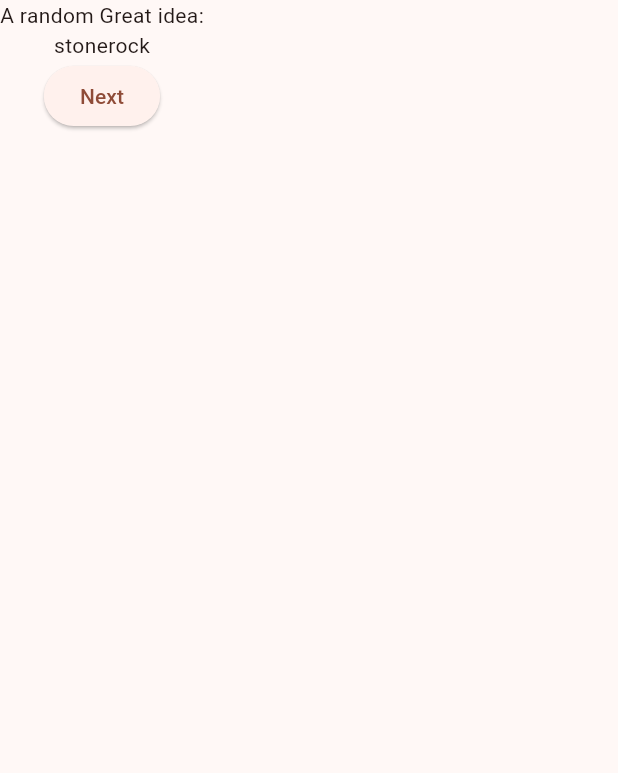
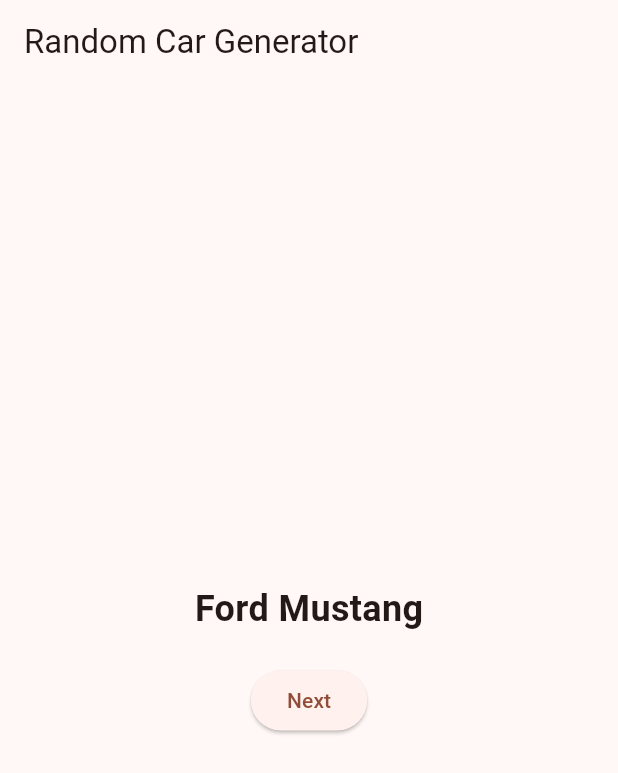
Before and after one commit to jotadmerrimack/flutter_app, a Flutter app: the screen it shows after launch, after a tap on "Next", on a phone screen of 412 x 824 dp. Shown: the top 773 px of the screen. Run offline on Flutter 3.47's test engine with Material 3 defaults, Android fonts, the phone set to English and light mode, and no system bars.

Commit message:
changing app to generate random car names

```diff
--- a/lib/main.dart
+++ b/lib/main.dart
@@ -1,4 +1,6 @@
-import 'package:english_words/english_words.dart';
+//import 'package:english_words/english_words.dart';
+import 'dart:math';
+
 import 'package:flutter/material.dart';
 import 'package:provider/provider.dart';
 
@@ -7,14 +9,14 @@ void main() {
 }
 
 class MyApp extends StatelessWidget {
-  const MyApp({super.key});
+ // const MyApp({super.key});
 
   @override
   Widget build(BuildContext context) {
     return ChangeNotifierProvider(
       create: (context) => MyAppState(),
       child: MaterialApp(
-        title: 'Namer App',
+        title: 'Random Car Generator',
         theme: ThemeData(
           useMaterial3: true,
           colorScheme: ColorScheme.fromSeed(seedColor: Colors.deepOrange),
@@ -26,9 +28,38 @@ class MyApp extends StatelessWidget {
 }
 
 class MyAppState extends ChangeNotifier {
-  var current = WordPair.random();
+  final List<String> carNames = [
+
+    'Ford Mustang',
+
+    'Chevrolet Camaro',
+
+    'Tesla Model S',
+
+    'Toyota Corolla',
+
+    'Honda Civic',
+
+    'BMW M3',
+
+    'Audi A4',
+
+    'Mercedes-Benz C-Class',
+
+    'Porsche 911',
+
+    'Lamborghini Aventador'
+
+  ];
+
+  String currentCar = 'Click Next';
+
   void getNext() {
-    current = WordPair.random();
+
+    final random = Random();
+
+    currentCar = carNames[random.nextInt(carNames.length)];
+
     notifyListeners();
   }
 }
@@ -39,17 +70,41 @@ class MyHomePage extends StatelessWidget {
     var appState = context.watch<MyAppState>();
 
     return Scaffold(
-      body: Column(
+
+      appBar: AppBar(
+
+        title: Text('Random Car Generator'),
+
+      ),
+
+      body: Center(
+
+        child: Column(
+
+          mainAxisAlignment: MainAxisAlignment.center,
+
           children: [
-          Text('A random Great idea:'),
-          Text(appState.current.asLowerCase),
+
+            Text(
+
+              appState.currentCar,
+
+              style: TextStyle(fontSize: 24, fontWeight: FontWeight.bold),
+
+            ),
+
+            SizedBox(height: 20),
+
             ElevatedButton(
-            onPressed: () {
-              appState.getNext();
-            },
+
+              onPressed: () => appState.getNext(),
+
               child: Text('Next'),
+
             ),
+
           ],
+        ),
       ),
     );
   }
```
Lines whose indentation alone changed are shown as unchanged.
